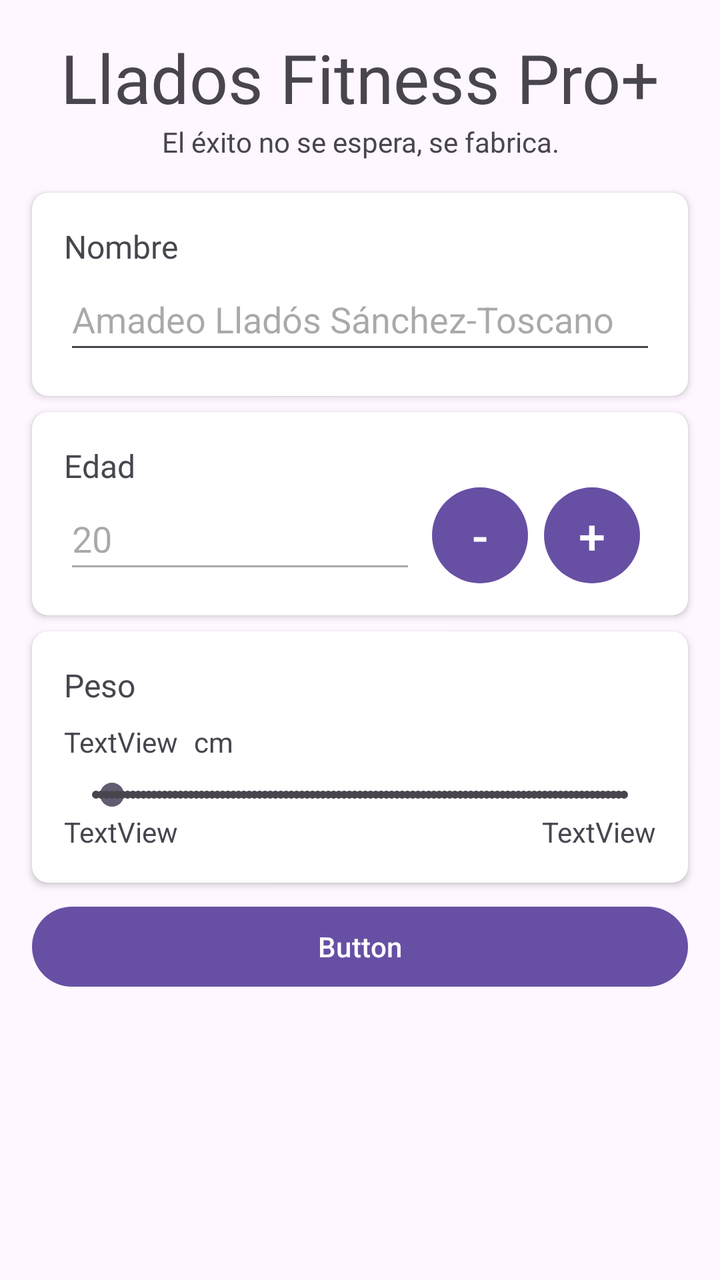
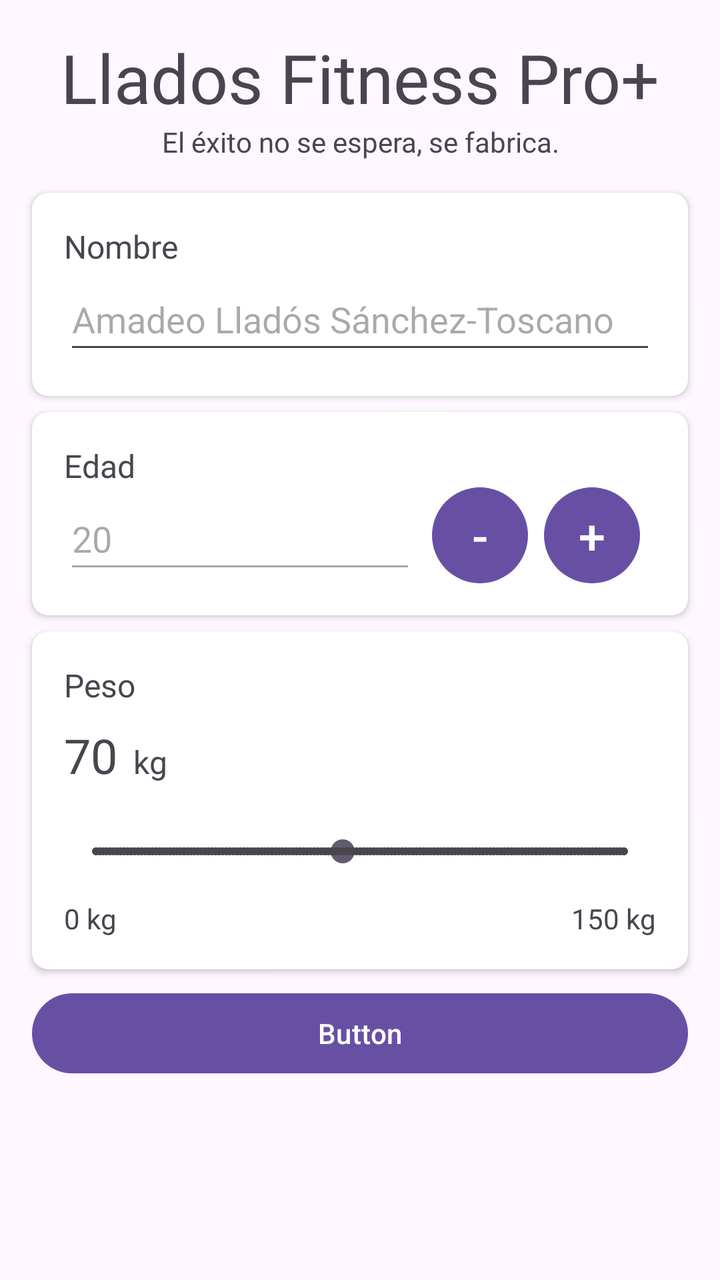

An Android layout rendered at two revisions. The XML below is the earlier revision; the diff shows what the commit changed to produce the second picture.
<!-- AndroidManifest.xml: application theme Theme.LladosFitness -->
<!-- res/layout/activity_main.xml -->
<?xml version="1.0" encoding="utf-8"?>
<androidx.constraintlayout.widget.ConstraintLayout xmlns:android="http://schemas.android.com/apk/res/android"
    xmlns:app="http://schemas.android.com/apk/res-auto"
    xmlns:tools="http://schemas.android.com/tools"
    android:id="@+id/main"
    android:layout_width="match_parent"
    android:layout_height="match_parent"
    tools:context=".MainActivity">

    <TextView
        android:id="@+id/tv_app_title"
        android:layout_width="0dp"
        android:layout_height="wrap_content"
        android:layout_marginTop="16dp"
        android:fontFamily="@font/alfa_slab_one"
        android:text="@string/app_title"
        android:textAlignment="center"
        android:textAppearance="@style/TextAppearance.AppCompat.Display1"
        android:typeface="normal"
        app:layout_constraintEnd_toEndOf="parent"
        app:layout_constraintStart_toStartOf="parent"
        app:layout_constraintTop_toTopOf="parent" />

    <TextView
        android:id="@+id/tv_app_description"
        android:layout_width="wrap_content"
        android:layout_height="wrap_content"
        android:fontFamily="@font/alfa_slab_one"
        android:text="@string/app_description"
        android:textAlignment="center"
        app:layout_constraintEnd_toEndOf="@+id/tv_app_title"
        app:layout_constraintStart_toStartOf="@+id/tv_app_title"
        app:layout_constraintTop_toBottomOf="@+id/tv_app_title" />

    <androidx.cardview.widget.CardView
        android:id="@+id/cv_name"
        android:layout_width="0dp"
        android:layout_height="wrap_content"
        android:layout_marginStart="16dp"
        android:layout_marginTop="16dp"
        android:layout_marginEnd="16dp"
        app:cardCornerRadius="8dp"
        app:contentPadding="16dp"
        app:layout_constraintEnd_toEndOf="parent"
        app:layout_constraintStart_toStartOf="@+id/tv_app_title"
        app:layout_constraintTop_toBottomOf="@+id/tv_app_description">

        <androidx.constraintlayout.widget.ConstraintLayout
            android:layout_width="match_parent"
            android:layout_height="match_parent">

            <TextView
                android:id="@+id/tv_name_title"
                android:layout_width="wrap_content"
                android:layout_height="wrap_content"
                android:fontFamily="@font/alfa_slab_one"
                android:text="@string/name"
                android:textSize="16sp"
                app:layout_constraintStart_toStartOf="parent"
                app:layout_constraintTop_toTopOf="parent" />

            <EditText
                android:id="@+id/editTextText"
                android:layout_width="0dp"
                android:layout_height="wrap_content"
                android:ems="10"
                android:hint="Amadeo Lladós Sánchez-Toscano"
                android:inputType="text"
                android:minHeight="48dp"
                app:layout_constraintBottom_toBottomOf="parent"
                app:layout_constraintEnd_toEndOf="parent"
                app:layout_constraintHorizontal_bias="0.0"
                app:layout_constraintStart_toStartOf="@+id/tv_name_title"
                app:layout_constraintTop_toBottomOf="@+id/tv_name_title"
                app:layout_constraintVertical_bias="1.0" />

        </androidx.constraintlayout.widget.ConstraintLayout>

    </androidx.cardview.widget.CardView>

    <androidx.cardview.widget.CardView
        android:id="@+id/cv_age"
        android:layout_width="0dp"
        android:layout_height="wrap_content"
        android:layout_marginTop="8dp"
        app:cardCornerRadius="8dp"
        app:contentPadding="16dp"
        app:layout_constraintEnd_toEndOf="@+id/cv_name"
        app:layout_constraintStart_toStartOf="@+id/cv_name"
        app:layout_constraintTop_toBottomOf="@+id/cv_name">

        <androidx.constraintlayout.widget.ConstraintLayout
            android:layout_width="match_parent"
            android:layout_height="match_parent">

            <TextView
                android:id="@+id/tv_age_title"
                android:layout_width="wrap_content"
                android:layout_height="wrap_content"
                android:fontFamily="@font/alfa_slab_one"
                android:text="Edad"
                android:textSize="16sp"
                app:layout_constraintStart_toStartOf="parent"
                app:layout_constraintTop_toTopOf="parent" />

            <EditText
                android:id="@+id/n_age_input"
                android:layout_width="0dp"
                android:layout_height="wrap_content"
                android:layout_marginEnd="8dp"
                android:ems="10"
                android:enabled="false"
                android:focusable="false"
                android:hint="20"
                android:inputType="number"
                android:minHeight="48dp"
                android:text="20"
                app:layout_constraintEnd_toStartOf="@+id/btn_age_minus"
                app:layout_constraintStart_toStartOf="@+id/tv_age_title"
                app:layout_constraintTop_toBottomOf="@+id/tv_age_title" />

            <Button
                android:id="@+id/btn_age_minus"
                android:layout_width="48dp"
                android:layout_height="48dp"
                android:layout_marginEnd="8dp"
                android:insetLeft="0dp"
                android:insetTop="0dp"
                android:insetRight="0dp"
                android:insetBottom="0dp"
                android:minWidth="0dp"
                android:minHeight="0dp"
                android:padding="0dp"
                android:text="-"
                android:textSize="24sp"
                app:layout_constraintBottom_toBottomOf="@+id/n_age_input"
                app:layout_constraintEnd_toStartOf="@+id/btn_age_plus"
                app:layout_constraintTop_toTopOf="@+id/n_age_input" />

            <Button
                android:id="@+id/btn_age_plus"
                android:layout_width="48dp"
                android:layout_height="48dp"
                android:layout_marginEnd="8dp"
                android:insetLeft="0dp"
                android:insetTop="0dp"
                android:insetRight="0dp"
                android:insetBottom="0dp"
                android:minWidth="0dp"
                android:minHeight="0dp"
                android:padding="0dp"
                android:text="+"
                android:textSize="24sp"
                app:layout_constraintBottom_toBottomOf="@+id/btn_age_minus"
                app:layout_constraintEnd_toEndOf="parent"
                app:layout_constraintTop_toTopOf="@+id/btn_age_minus" />

        </androidx.constraintlayout.widget.ConstraintLayout>
    </androidx.cardview.widget.CardView>

    <androidx.cardview.widget.CardView
        android:id="@+id/cv_weight"
        android:layout_width="0dp"
        android:layout_height="wrap_content"
        android:layout_marginTop="8dp"
        app:cardCornerRadius="8dp"
        app:contentPadding="16dp"
        app:layout_constraintEnd_toEndOf="@+id/cv_age"
        app:layout_constraintStart_toStartOf="@+id/cv_age"
        app:layout_constraintTop_toBottomOf="@+id/cv_age">

        <androidx.constraintlayout.widget.ConstraintLayout
            android:layout_width="match_parent"
            android:layout_height="match_parent">

            <TextView
                android:id="@+id/textView"
                android:layout_width="wrap_content"
                android:layout_height="wrap_content"
                android:fontFamily="@font/alfa_slab_one"
                android:text="Peso"
                android:textSize="16sp"
                app:layout_constraintStart_toStartOf="parent"
                app:layout_constraintTop_toTopOf="parent" />

            <SeekBar
                android:id="@+id/seekBar2"
                style="@style/Widget.AppCompat.SeekBar.Discrete"
                android:layout_width="0dp"
                android:layout_height="wrap_content"
                android:layout_marginTop="8dp"
                android:max="100"
                android:progress="3"
                app:layout_constraintEnd_toEndOf="parent"
                app:layout_constraintStart_toStartOf="@+id/textView2"
                app:layout_constraintTop_toBottomOf="@+id/textView2" />

            <TextView
                android:id="@+id/textView2"
                android:layout_width="wrap_content"
                android:layout_height="wrap_content"
                android:layout_marginTop="8dp"
                android:text="TextView"
                app:layout_constraintStart_toStartOf="@+id/textView"
                app:layout_constraintTop_toBottomOf="@+id/textView" />

            <TextView
                android:id="@+id/textView3"
                android:layout_width="wrap_content"
                android:layout_height="wrap_content"
                android:layout_marginStart="8dp"
                android:text="cm"
                app:layout_constraintBottom_toBottomOf="@+id/textView2"
                app:layout_constraintStart_toEndOf="@+id/textView2"
                app:layout_constraintTop_toTopOf="@+id/textView2" />

            <TextView
                android:id="@+id/textView4"
                android:layout_width="wrap_content"
                android:layout_height="wrap_content"
                android:text="TextView"
                app:layout_constraintBottom_toBottomOf="parent"
                app:layout_constraintStart_toStartOf="@+id/seekBar2"
                app:layout_constraintTop_toBottomOf="@+id/seekBar2" />

            <TextView
                android:id="@+id/textView5"
                android:layout_width="wrap_content"
                android:layout_height="wrap_content"
                android:text="TextView"
                app:layout_constraintBottom_toBottomOf="parent"
                app:layout_constraintEnd_toEndOf="@+id/seekBar2"
                app:layout_constraintTop_toBottomOf="@+id/seekBar2" />

        </androidx.constraintlayout.widget.ConstraintLayout>
    </androidx.cardview.widget.CardView>

    <Button
        android:id="@+id/button"
        android:layout_width="0dp"
        android:layout_height="wrap_content"
        android:layout_marginTop="8dp"
        android:text="Button"
        app:layout_constraintEnd_toEndOf="@+id/cv_weight"
        app:layout_constraintStart_toStartOf="@+id/cv_weight"
        app:layout_constraintTop_toBottomOf="@+id/cv_weight" />

</androidx.constraintlayout.widget.ConstraintLayout>
<!-- resources referenced by this layout -->
<resources>
  <string name="app_description">El éxito no se espera, se fabrica.</string>
  <string name="app_title">Llados Fitness Pro+</string>
  <string name="name">Nombre</string>
  <style name="Theme.LladosFitness" parent="Base.Theme.LladosFitness" />
  <style name="Base.Theme.LladosFitness" parent="Theme.Material3.DayNight.NoActionBar">
          
          
      </style>
</resources>

<!-- the commit's change to res/layout/activity_main.xml (unified diff, before → after) -->
@@ -60,11 +60,12 @@
                 app:layout_constraintTop_toTopOf="parent" />
 
             <EditText
-                android:id="@+id/editTextText"
+                android:id="@+id/t_name_input"
                 android:layout_width="0dp"
                 android:layout_height="wrap_content"
+                android:autofillHints=""
                 android:ems="10"
-                android:hint="Amadeo Lladós Sánchez-Toscano"
+                android:hint="@string/t_name_input_hint"
                 android:inputType="text"
                 android:minHeight="48dp"
                 app:layout_constraintBottom_toBottomOf="parent"
@@ -98,7 +99,7 @@
                 android:layout_width="wrap_content"
                 android:layout_height="wrap_content"
                 android:fontFamily="@font/alfa_slab_one"
-                android:text="Edad"
+                android:text="@string/tv_age_title"
                 android:textSize="16sp"
                 app:layout_constraintStart_toStartOf="parent"
                 app:layout_constraintTop_toTopOf="parent" />
@@ -108,13 +109,13 @@
                 android:layout_width="0dp"
                 android:layout_height="wrap_content"
                 android:layout_marginEnd="8dp"
+                android:autofillHints=""
                 android:ems="10"
                 android:enabled="false"
                 android:focusable="false"
-                android:hint="20"
+                android:hint="@string/n_age_input_hint"
                 android:inputType="number"
                 android:minHeight="48dp"
-                android:text="20"
                 app:layout_constraintEnd_toStartOf="@+id/btn_age_minus"
                 app:layout_constraintStart_toStartOf="@+id/tv_age_title"
                 app:layout_constraintTop_toBottomOf="@+id/tv_age_title" />
@@ -131,7 +132,7 @@
                 android:minWidth="0dp"
                 android:minHeight="0dp"
                 android:padding="0dp"
-                android:text="-"
+                android:text="@string/global_minus"
                 android:textSize="24sp"
                 app:layout_constraintBottom_toBottomOf="@+id/n_age_input"
                 app:layout_constraintEnd_toStartOf="@+id/btn_age_plus"
@@ -149,7 +150,7 @@
                 android:minWidth="0dp"
                 android:minHeight="0dp"
                 android:padding="0dp"
-                android:text="+"
+                android:text="@string/global_plus"
                 android:textSize="24sp"
                 app:layout_constraintBottom_toBottomOf="@+id/btn_age_minus"
                 app:layout_constraintEnd_toEndOf="parent"
@@ -174,63 +175,66 @@
             android:layout_height="match_parent">
 
             <TextView
-                android:id="@+id/textView"
-                android:layout_width="wrap_content"
-                android:layout_height="wrap_content"
-                android:fontFamily="@font/alfa_slab_one"
-                android:text="Peso"
+                android:id="@+id/tv_weight_title"
+                android:layout_width="wrap_content"
+                android:layout_height="wrap_content"
+                android:fontFamily="@font/alfa_slab_one"
+                android:text="@string/tv_weight_title"
                 android:textSize="16sp"
                 app:layout_constraintStart_toStartOf="parent"
                 app:layout_constraintTop_toTopOf="parent" />
 
+            <TextView
+                android:id="@+id/tv_weight_value"
+                android:layout_width="wrap_content"
+                android:layout_height="wrap_content"
+                android:layout_marginTop="8dp"
+                android:fontFamily="@font/alfa_slab_one"
+                android:text="@string/tv_weight_value"
+                android:textSize="24sp"
+                app:layout_constraintStart_toStartOf="@+id/tv_weight_title"
+                app:layout_constraintTop_toBottomOf="@+id/tv_weight_title" />
+
+            <TextView
+                android:id="@+id/tv_weight_unit"
+                android:layout_width="wrap_content"
+                android:layout_height="wrap_content"
+                android:layout_marginStart="8dp"
+                android:text="@string/global_kg"
+                android:textSize="16sp"
+                app:layout_constraintBaseline_toBaselineOf="@+id/tv_weight_value"
+                app:layout_constraintStart_toEndOf="@+id/tv_weight_value" />
+
             <SeekBar
-                android:id="@+id/seekBar2"
+                android:id="@+id/sb_weight_input"
                 style="@style/Widget.AppCompat.SeekBar.Discrete"
                 android:layout_width="0dp"
                 android:layout_height="wrap_content"
                 android:layout_marginTop="8dp"
-                android:max="100"
-                android:progress="3"
+                android:max="150"
+                android:minHeight="48dp"
+                android:progress="70"
                 app:layout_constraintEnd_toEndOf="parent"
-                app:layout_constraintStart_toStartOf="@+id/textView2"
-                app:layout_constraintTop_toBottomOf="@+id/textView2" />
-
-            <TextView
-                android:id="@+id/textView2"
-                android:layout_width="wrap_content"
-                android:layout_height="wrap_content"
-                android:layout_marginTop="8dp"
-                android:text="TextView"
-                app:layout_constraintStart_toStartOf="@+id/textView"
-                app:layout_constraintTop_toBottomOf="@+id/textView" />
-
-            <TextView
-                android:id="@+id/textView3"
-                android:layout_width="wrap_content"
-                android:layout_height="wrap_content"
-                android:layout_marginStart="8dp"
-                android:text="cm"
-                app:layout_constraintBottom_toBottomOf="@+id/textView2"
-                app:layout_constraintStart_toEndOf="@+id/textView2"
-                app:layout_constraintTop_toTopOf="@+id/textView2" />
-
-            <TextView
-                android:id="@+id/textView4"
-                android:layout_width="wrap_content"
-                android:layout_height="wrap_content"
-                android:text="TextView"
+                app:layout_constraintStart_toStartOf="@+id/tv_weight_value"
+                app:layout_constraintTop_toBottomOf="@+id/tv_weight_value" />
+
+            <TextView
+                android:id="@+id/tv_weight_min"
+                android:layout_width="wrap_content"
+                android:layout_height="wrap_content"
+                android:text="@string/tv_weight_min"
                 app:layout_constraintBottom_toBottomOf="parent"
-                app:layout_constraintStart_toStartOf="@+id/seekBar2"
-                app:layout_constraintTop_toBottomOf="@+id/seekBar2" />
-
-            <TextView
-                android:id="@+id/textView5"
-                android:layout_width="wrap_content"
-                android:layout_height="wrap_content"
-                android:text="TextView"
+                app:layout_constraintStart_toStartOf="@+id/sb_weight_input"
+                app:layout_constraintTop_toBottomOf="@+id/sb_weight_input" />
+
+            <TextView
+                android:id="@+id/tv_weight_max"
+                android:layout_width="wrap_content"
+                android:layout_height="wrap_content"
+                android:text="@string/tv_weight_max"
                 app:layout_constraintBottom_toBottomOf="parent"
-                app:layout_constraintEnd_toEndOf="@+id/seekBar2"
-                app:layout_constraintTop_toBottomOf="@+id/seekBar2" />
+                app:layout_constraintEnd_toEndOf="@+id/sb_weight_input"
+                app:layout_constraintTop_toBottomOf="@+id/sb_weight_input" />
 
         </androidx.constraintlayout.widget.ConstraintLayout>
     </androidx.cardview.widget.CardView>
<!-- resource entries referenced after the edit -->
@@ -2,7 +2,17 @@
 <resources>
   <string name="app_description">El éxito no se espera, se fabrica.</string>
   <string name="app_title">Llados Fitness Pro+</string>
+  <string name="global_kg">kg</string>
+  <string name="global_minus">-</string>
+  <string name="global_plus">+</string>
+  <string name="n_age_input_hint">20</string>
   <string name="name">Nombre</string>
+  <string name="t_name_input_hint">Amadeo Lladós Sánchez-Toscano</string>
+  <string name="tv_age_title">Edad</string>
+  <string name="tv_weight_max">150 kg</string>
+  <string name="tv_weight_min">0 kg</string>
+  <string name="tv_weight_title">Peso</string>
+  <string name="tv_weight_value">70</string>
   <style name="Theme.LladosFitness" parent="Base.Theme.LladosFitness" />
   <style name="Base.Theme.LladosFitness" parent="Theme.Material3.DayNight.NoActionBar">
           
